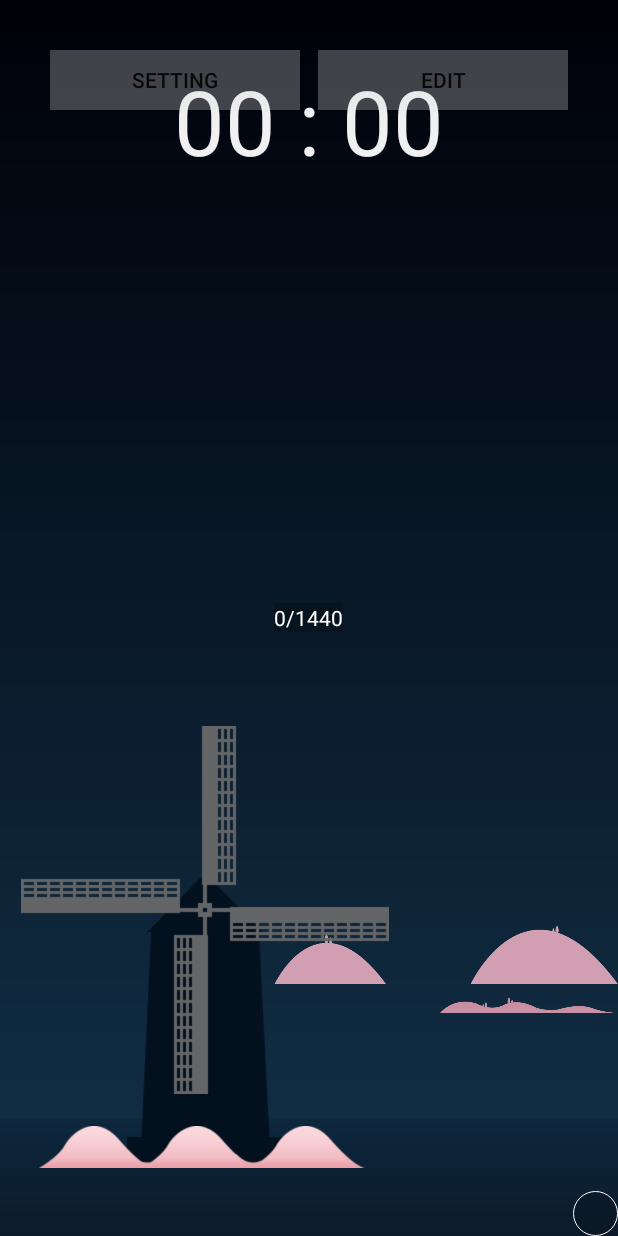
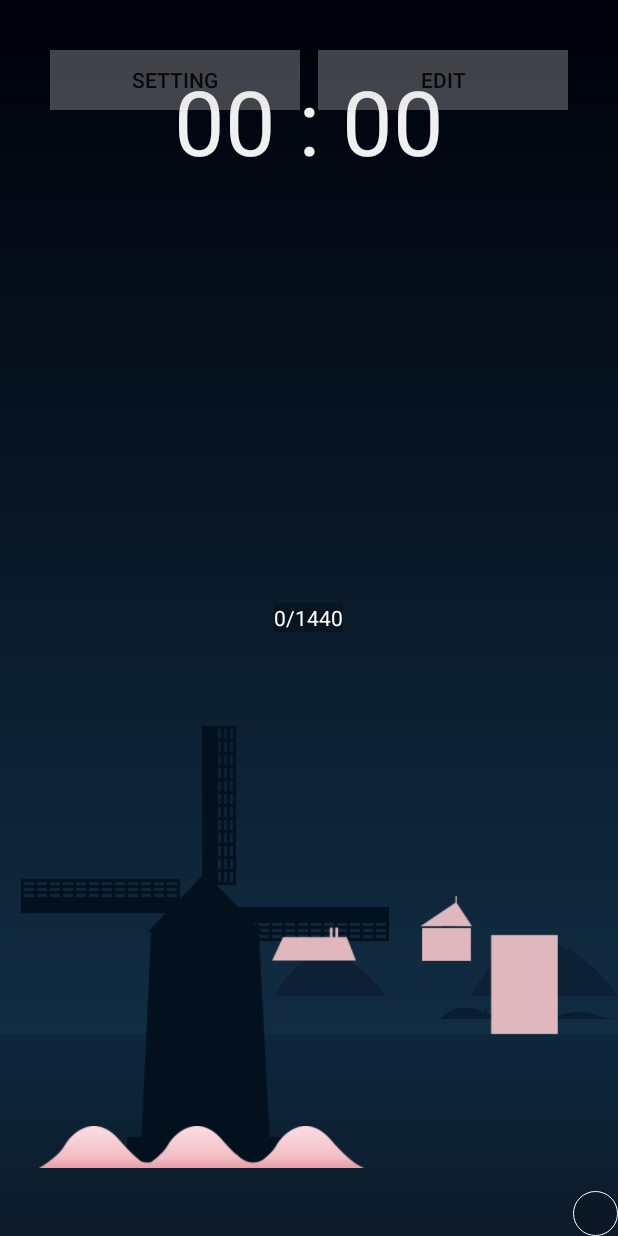
Before and after one commit to tuesda/AlarmAndMusic, an Android app: the screen it shows after launch (MainActivity), on a phone screen of 412 x 824 dp. Run offline under Robolectric (Android 15) with nearby library versions, the light colour scheme and no system bars; 2 statements that could not run were skipped.

Commit message:
change: 1. fix the issue: when time is 24:00, it can't jump to 00:00 2. add house view on screen 3. add gradien color on windmill fans and far mountain and near mountain

```diff
--- a/app/src/main/java/com/example/root/otherComponent/LandScape.java
+++ b/app/src/main/java/com/example/root/otherComponent/LandScape.java
@@ -1,6 +1,7 @@
 package com.example.root.otherComponent;
 
 import android.content.Context;
+import android.media.Image;
 import android.util.Log;
 import android.view.Display;
 import android.view.LayoutInflater;
@@ -25,6 +26,15 @@ public class LandScape {
 
     private ImageView windmillWall;
     private ImageView windmillProof;
+    private ImageView windmillFan;
+    private ImageView mountainFar;
+    private ImageView mountainNear;
+    private ImageView wave_3;
+    private ImageView wave_4;
+    private ImageView houseFront;
+    private ImageView houseSide;
+    private ImageView houseWindow;
+
 
 
     public LandScape(Context context, RelativeLayout mainActivity, ScrollLayout scrollLayout) {
@@ -40,16 +50,40 @@ public class LandScape {
         landscape = (RelativeLayout)mInflater.inflate(R.layout.landscape, null);
         windmillWall = (ImageView)landscape.findViewById(R.id.windmill_wall);
         windmillProof = (ImageView)landscape.findViewById(R.id.windmill_proof);
+        windmillFan = (ImageView)landscape.findViewById(R.id.wind_fan);
+
+        mountainFar = (ImageView)landscape.findViewById(R.id.mountain_far);
+        mountainNear = (ImageView)landscape.findViewById(R.id.mountain_near);
+
+        wave_3 = (ImageView)landscape.findViewById(R.id.wave_3);
+        wave_4 = (ImageView)landscape.findViewById(R.id.wave_4);
+
+        houseFront = (ImageView)landscape.findViewById(R.id.house_front);
+        houseSide = (ImageView)landscape.findViewById(R.id.house_side);
+        houseWindow = (ImageView)landscape.findViewById(R.id.house_window);
 
         scrollLayout.setRefreshLandScape(new ScrollLayout.RefreshLandScape() {
             @Override
-            public void refreshWindmillWall(int color) {
-                windmillWall.setColorFilter(color);
+            public void refreshWindmill(int wallColor, int proofColor, int fanColor) {
+                windmillWall.setColorFilter(wallColor);
+                windmillProof.setColorFilter(proofColor);
+                windmillFan.setColorFilter(fanColor);
             }
 
             @Override
-            public void refreshWindmillProof(int color) {
-                windmillProof.setColorFilter(color);
+            public void refreshWave(int threeColor, int fourColor) {
+
+            }
+
+            @Override
+            public void refreshMountain(int far, int near) {
+                mountainFar.setColorFilter(far);
+                mountainNear.setColorFilter(near);
+            }
+
+            @Override
+            public void refreshHouse(int front, int side, int window) {
+
             }
         });
 
--- a/app/src/main/java/com/example/root/scroll/ScrollColorValue.java
+++ b/app/src/main/java/com/example/root/scroll/ScrollColorValue.java
@@ -127,6 +127,100 @@ public class ScrollColorValue {
         return colorRanges[hour];
     }
 
+
+    private static final String[] windmillFanColors = {
+            "ff03111f", // 00
+            "ff071726",	// 01
+            "ff0f193f",	// 02
+            "ff191d4f",	// 03
+            "ff312f4c",	// 04
+            "ff666376", // 05
+            "ff636566",	// 06
+            "ff636566",	// 07
+            "ff636566",	// 08
+            "ff636566",	// 09
+            "ff636566",	// 10
+            "ff636566",	// 11
+            "ff636566",	// 12
+            "ff636566",	// 13
+            "ff636566",	// 14
+            "ff4a4645",	// 15
+            "ff636566",	// 16
+            "ff636566",	// 17
+            "ff636566",	// 18
+            "ff386267",	// 19
+            "ff1e4e46",	// 20
+            "ff244c55",	// 21
+            "ff173047",	// 22
+            "ff071726", // 23
+    };
+
+    public static String getWindmillFanColor(int hour) {
+        return windmillFanColors[hour];
+    }
+
+    private static final String[] mountainFarColors = {
+            "ff0e2033", // 00
+            "ff0e263c", // 01
+            "ff1e2c60", // 02
+            "ff373b74", // 03
+            "ff8481a8",	// 04
+            "ff9766b1", // 05
+            "ffd19fb1", // 06
+            "ffd3d5be", // 07
+            "ffd4ede7",	// 08
+            "ff95f7f4",	// 09
+            "ff95ebd6",	// 10
+            "ff7ee899",	// 11
+            "ff86de83",	// 12
+            "ff7fc598", // 13
+            "ffa6b3a1",	// 14
+            "ff6c6f69",	// 15
+            "ff7fc598", // 16
+            "ffb6c19d",	// 17
+            "fff2b29c",	// 18
+            "ff689196",	// 19
+            "ff86ae9d",	// 20
+            "ff497781",	// 21
+            "ff1c3750",	// 22
+            "ff0e263c", // 23
+    };
+
+    public static String getMountainFarColor(int hour) {
+        return mountainFarColors[hour];
+    }
+
+    private static final String[] mountainNearColors = {
+            "ff091d30", // 00
+            "ff091d30",	// 01
+            "ff182554", // 02
+            "ff2c3067", // 03
+            "ff6c6992", // 04
+            "ff8a59a3", // 05
+            "ffc890a4",	// 06
+            "ffc7c9b1", // 07
+            "ffc3e2db", // 08
+            "ff80e6e3", // 09
+            "ff80d9c3", // 10
+            "ff67d182", // 11
+            "ff77cd74", // 12
+            "ff6eb387",	// 13
+            "ff8f9b8b", // 14
+            "ff7b7f78", // 15
+            "ff6eb387", // 16
+            "ffa7b38c", // 17
+            "ffe29e87", // 18
+            "ff49767b", // 19
+            "ff7aa492", // 20
+            "ff3e6a74", // 21
+            "ff173047", // 22
+            "ff091d30", // 23
+    };
+
+    public static String getMountainNearColor(int hour) {
+        return mountainNearColors[hour];
+    }
+
     public static class ColorRange {
         private ColorRange(String start, String end) {
             this.start = start;
--- a/app/src/main/java/com/example/root/scroll/ScrollLayout.java
+++ b/app/src/main/java/com/example/root/scroll/ScrollLayout.java
@@ -39,6 +39,7 @@ public class ScrollLayout {
 
     private boolean isReady = true;
 
+
     private Argb beginTop;
     private Argb beginBottom;
     private Argb finalTop;
@@ -54,6 +55,15 @@ public class ScrollLayout {
 
     private Argb windmillProofBegin;
     private Argb windmillProofFinal;
+
+    private Argb windmillFanBegin;
+    private Argb windmillFanFinal;
+
+    private Argb mountainFarBegin;
+    private Argb mountainFarFinal;
+
+    private Argb mountainNearBegin;
+    private Argb mountainNearFinal;
 
     private int hourZone;
     private boolean isHZchanged; // check is the hour zone changed
@@ -100,6 +110,11 @@ public class ScrollLayout {
             @Override
             public void onScroll(AbsListView absListView, int firstVisibleItem, int visibleItemCount, int totalItemCount) {
                 display_debug.setText(firstVisibleItem + "/" + (totalItemCount - ITEMS_IN_VISIBLE));
+                if (firstVisibleItem == totalItemCount - ITEMS_IN_VISIBLE) {
+                    lv.setSelection(0);
+                } else if (false) {//firstVisibleItem == 0) {
+                    lv.setSelection(totalItemCount-ITEMS_IN_VISIBLE-1);
+                } else {
                     int curHourZone = firstVisibleItem / 60;
                     if ((curHourZone != hourZone || hourZone == 0) && curHourZone < 24) {
                         hourZone = curHourZone;
@@ -116,6 +131,7 @@ public class ScrollLayout {
 
                     if (isReady) {
                         refreshBg(firstVisibleItem);
+                    }
                 }
 
             }
@@ -143,13 +159,32 @@ public class ScrollLayout {
             windmillProofBegin = new Argb(ScrollColorValue.getWindmillProofC(time.getHour()));
             windmillProofFinal = null;
             windmillProofFinal = new Argb(ScrollColorValue.getWindmillProofC(time.getHour() + 1 > 23 ? 0 : time.getHour() + 1));
+
+            windmillFanBegin = null;
+            windmillFanBegin = new Argb(ScrollColorValue.getWindmillFanColor(time.getHour()));
+            windmillFanFinal = null;
+            windmillFanFinal = new Argb(ScrollColorValue.getWindmillFanColor(time.getHour() + 1 > 23 ? 0 : time.getHour() + 1));
+
+            mountainFarBegin = null;
+            mountainFarFinal = null;
+            mountainFarBegin = new Argb(ScrollColorValue.getMountainFarColor(time.getHour()));
+            mountainFarFinal = new Argb(ScrollColorValue.getMountainFarColor(time.getHour()+1 > 23 ? 0 : time.getHour()+1));
+
+            mountainNearBegin = null;
+            mountainNearFinal = null;
+            mountainNearBegin = new Argb(ScrollColorValue.getMountainNearColor(time.getHour()));
+            mountainNearFinal = new Argb(ScrollColorValue.getMountainNearColor(time.getHour()+1 > 23 ? 0 : time.getHour() + 1));
         }
         int windmillWallColor = generateColor(firstItem, windmillWallBegin, windmillWallFinal, windmillWallBegin, windmillWallFinal)[0];
 
         int windmillProofColor = generateColor(firstItem, windmillProofBegin, windmillProofFinal, windmillProofBegin, windmillProofFinal)[0];
+        int windmillFanColor = generateColor(firstItem, windmillFanBegin, windmillFanFinal, windmillFanBegin, windmillFanFinal)[0];
+
+        int mountainFarColor = generateColor(firstItem, mountainFarBegin, mountainFarFinal, mountainFarBegin, mountainFarFinal)[0];
+        int mountainNearColor = generateColor(firstItem, mountainNearBegin, mountainNearFinal, mountainNearBegin, mountainNearFinal)[0];
         if (refreshLandScape!=null) {
-            refreshLandScape.refreshWindmillWall(windmillWallColor);
-            refreshLandScape.refreshWindmillProof(windmillProofColor);
+            refreshLandScape.refreshWindmill(windmillWallColor, windmillProofColor, windmillFanColor);
+            refreshLandScape.refreshMountain(mountainFarColor, mountainNearColor);
         }
     }
 
@@ -283,7 +318,9 @@ public class ScrollLayout {
 
 
     public interface RefreshLandScape {
-        void refreshWindmillWall(int color);
-        void refreshWindmillProof(int color);
+        void refreshWindmill(int wallColor, int proofColor, int fanColor);
+        void refreshWave(int threeColor, int fourColor);
+        void refreshMountain(int far, int near);
+        void refreshHouse(int front, int side, int window);
     }
 }
--- a/app/src/main/res/layout/landscape.xml
+++ b/app/src/main/res/layout/landscape.xml
@@ -64,4 +64,33 @@
 
 
 
+    <ImageView
+        android:layout_alignParentBottom="true"
+        android:layout_marginBottom="@dimen/house_side_bottom"
+        android:layout_marginRight="@dimen/house_side_right"
+        android:layout_alignParentRight="true"
+        android:id="@+id/house_side"
+        android:src="@drawable/house_side"
+        android:layout_width="@dimen/house_side_w"
+        android:layout_height="@dimen/house_side_h" />
+
+    <ImageView
+        android:layout_alignParentBottom="true"
+        android:layout_marginBottom="@dimen/house_front_bottom"
+        android:layout_marginLeft="@dimen/house_front_left"
+        android:id="@+id/house_front"
+        android:src="@drawable/house_front"
+        android:layout_width="@dimen/house_front_w"
+        android:layout_height="@dimen/house_front_h" />
+    <ImageView
+        android:layout_alignParentBottom="true"
+        android:layout_marginBottom="@dimen/house_window_bottom"
+        android:layout_marginLeft="@dimen/house_window_left"
+        android:id="@+id/house_window"
+        android:src="@drawable/house_window"
+        android:layout_width="@dimen/house_window_w"
+        android:layout_height="@dimen/house_window_h" />
+
+
+
 </RelativeLayout>
--- a/app/src/main/res/layout/scroll_list.xml
+++ b/app/src/main/res/layout/scroll_list.xml
@@ -10,22 +10,22 @@
         android:footerDividersEnabled="false"
         android:layout_width="fill_parent"
         android:layout_height="fill_parent"></ListView>
-    <LinearLayout
-        android:orientation="vertical"
+    <RelativeLayout
         android:layout_width="match_parent"
         android:layout_height="match_parent">
         <View
-            android:layout_weight="101"
+            android:layout_alignParentBottom="true"
+            android:layout_marginBottom="@dimen/sky_bottom"
             android:id="@+id/scroll_back_sky"
             android:layout_width="match_parent"
             android:layout_height="match_parent" />
         <View
-            android:layout_weight="960"
+            android:layout_alignParentBottom="true"
             android:id="@+id/scroll_back_sea"
             android:layout_width="match_parent"
-            android:layout_height="match_parent" />
+            android:layout_height="@dimen/sea_height" />
 
-    </LinearLayout>
+    </RelativeLayout>
 
     <RelativeLayout
         android:id="@+id/things_front"
--- a/app/src/main/res/values/dimens.xml
+++ b/app/src/main/res/values/dimens.xml
@@ -2,6 +2,10 @@
     <!-- Default screen margins, per the Android Design guidelines. -->
     <dimen name="activity_horizontal_margin">16dp</dimen>
     <dimen name="activity_vertical_margin">16dp</dimen>
+
+    <dimen name="sea_height">202px</dimen>
+    <dimen name="sky_bottom">202px</dimen>
+
     <dimen name="windmill_bottom">71px</dimen>
     <dimen name="windmill_left">127px</dimen>
     <dimen name="windmill_width">156px</dimen>
@@ -25,15 +29,30 @@
     <dimen name="mountain_far_w">806px</dimen>
     <dimen name="mountain_far_h">161px</dimen>
     <dimen name="mountain_far_left">274px</dimen>
-    <dimen name="mountain_far_bottom">201px</dimen>
+    <dimen name="mountain_far_bottom">189px</dimen>
 
     <dimen name="mountain_near_w">640px</dimen>
     <dimen name="mountain_near_h">60px</dimen>
     <dimen name="mountain_near_left">440px</dimen>
-    <dimen name="mountain_near_bottom">201px</dimen>
+    <dimen name="mountain_near_bottom">195px</dimen>
 
     <dimen name="wave_4_w">271px</dimen>
     <dimen name="wave_4_h">27px</dimen>
     <dimen name="wave_4_left">748px</dimen>
     <dimen name="wave_4_bottom">105px</dimen>
+
+    <dimen name="house_front_w">336px</dimen>
+    <dimen name="house_front_h">134px</dimen>
+    <dimen name="house_front_left">685px</dimen>
+    <dimen name="house_front_bottom">201px</dimen>
+
+    <dimen name="house_side_w">289px</dimen>
+    <dimen name="house_side_h">141px</dimen>
+    <dimen name="house_side_right">59px</dimen>
+    <dimen name="house_side_bottom">201px</dimen>
+
+    <dimen name="house_window_w">228px</dimen>
+    <dimen name="house_window_h">60px</dimen>
+    <dimen name="house_window_left">749px</dimen>
+    <dimen name="house_window_bottom">234px</dimen>
 </resources>
```
Also changed, not shown: app/src/main/res/drawable/house_front.png (added), app/src/main/res/drawable/house_side.png (added), app/src/main/res/drawable/house_window.png (added). Lines whose indentation alone changed are shown as unchanged.
